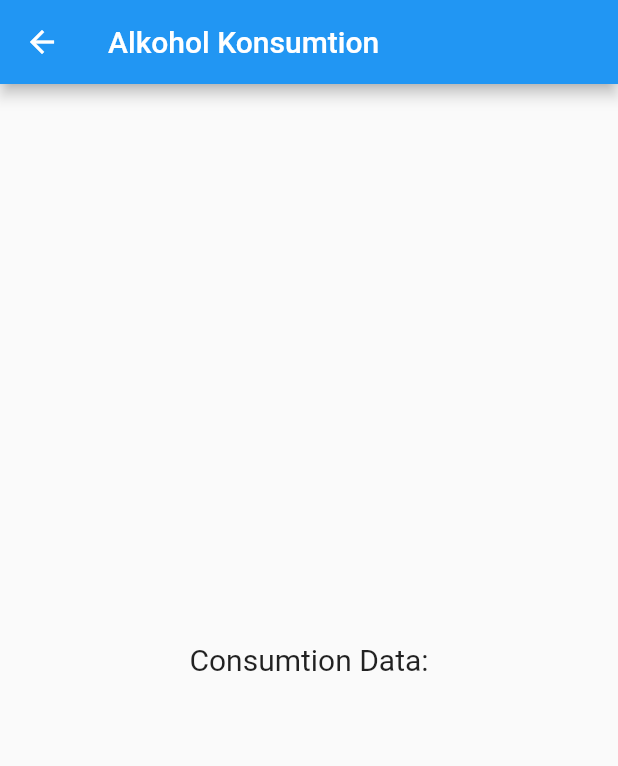
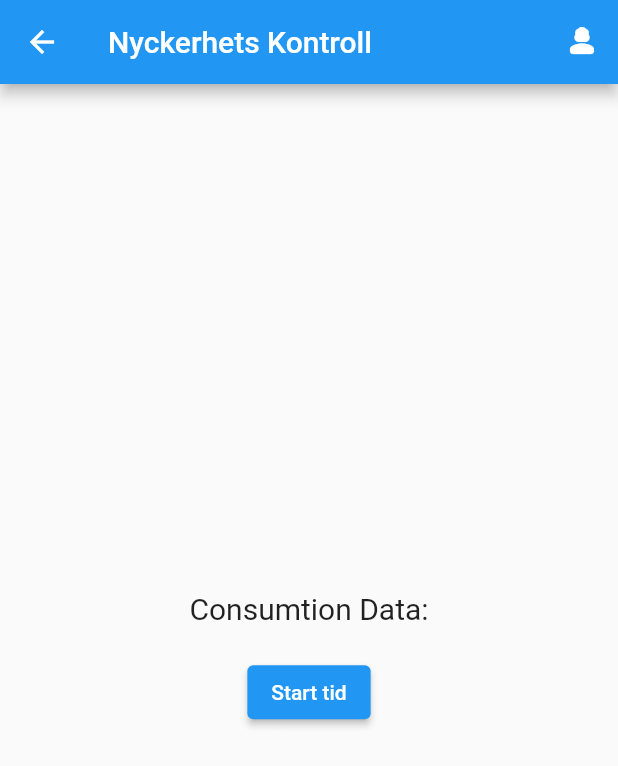
Before and after one commit to Rasmus3liasson/alcohol_check, a Flutter app: the ConsumtionTime screen opened directly with empty values, on a phone screen of 412 x 824 dp. Shown: the top 766 px of the screen. Run offline on Flutter 3.47's test engine with Material 2 defaults, Android fonts, the phone set to English and light mode, and no system bars.

Commit message:
added loading for getting the result

```diff
--- a/lib/consumtion_time/consumtion_time.dart
+++ b/lib/consumtion_time/consumtion_time.dart
@@ -1,19 +1,66 @@
 import 'package:alcohol_check/models/consumption_pop_up.dart';
+import 'package:alcohol_check/result/result.dart';
+import 'package:alcohol_check/utils/functions/components/appbar.dart';
 import 'package:flutter/material.dart';
 
-class ConsumtionTime extends StatelessWidget {
+class ConsumtionTime extends StatefulWidget {
   final List<ConsumptionPopUpData> consumtionData;
 
   const ConsumtionTime({required this.consumtionData, Key? key})
       : super(key: key);
 
   @override
+  _ConsumtionTimeState createState() => _ConsumtionTimeState();
+}
+
+class _ConsumtionTimeState extends State<ConsumtionTime> {
+  TimeOfDay? startDrinkTime;
+  TimeOfDay? endDrinkTime;
+  bool state = false;
+
+  bool isLoading = false; // Track loading state
+
+  Future<void> timeInput(BuildContext context) async {
+    final TimeOfDay? choice = await showTimePicker(
+      context: context,
+      initialTime: !state
+          ? startDrinkTime ?? TimeOfDay.now()
+          : endDrinkTime ?? TimeOfDay.now(),
+    );
+
+    if (choice != null) {
+      setState(() {
+        if (!state) {
+          startDrinkTime = choice;
+        } else {
+          endDrinkTime = choice;
+        }
+      });
+
+    }
+  }
+
+  Future<void> showResult() async {
+    setState(() {
+      isLoading = true;
+    });
+
+    await Future.delayed(Duration(seconds: 3));
+
+    setState(() {
+      isLoading = false;
+    });
+
+    Navigator.push(context, MaterialPageRoute(builder: (context) => Result()));
+  }
+
+  @override
   Widget build(BuildContext context) {
     return Scaffold(
-      appBar: AppBar(
-        title: Text("Alkohol Konsumtion"),
-      ),
-      body: Center(
+      appBar: CustomAppBar(),
+      body: Stack(
+        children: [
+          Center(
             child: Column(
               mainAxisAlignment: MainAxisAlignment.center,
               children: <Widget>[
@@ -22,19 +69,45 @@ class ConsumtionTime extends StatelessWidget {
                   style: TextStyle(fontSize: 20.0),
                 ),
                 Column(
-              children: consumtionData.map((data) {
+                  children: widget.consumtionData.map((data) {
                     return Column(
                       children: [
                         Text('Image: ${data.image}'),
                         Text('Volume: ${data.volume}'),
                         Text('Units: ${data.units}'),
-                    // Add more UI elements to display the data as needed
                       ],
                     );
                   }).toList(),
                 ),
+                SizedBox(height: 20.0),
+                (endDrinkTime == null)
+                    ? ElevatedButton(
+                        onPressed: () async {
+                          await timeInput(context);
+                          setState(() {
+                            state = true;
+                          });
+                        },
+                        child: Text(!state ? "Start tid" : "Slut tid"),
+                      )
+                    : ElevatedButton(
+                        onPressed: () {
+                          showResult();
+                        },
+                        child: Text("Se Resultat"),
+                      ),
               ],
             ),
+          ),
+          // Container for loading
+          if (isLoading)
+            Container(
+              color: Colors.black.withOpacity(0.7),
+              child: Center(
+                child: CircularProgressIndicator(),
+              ),
+            ),
+        ],
       ),
     );
   }
--- a/lib/main.dart
+++ b/lib/main.dart
@@ -1,6 +1,7 @@
 // ignore_for_file: prefer_const_constructors
 
 import 'package:alcohol_check/consumtion/consumtion.dart';
+import 'package:alcohol_check/utils/functions/components/appbar.dart';
 import 'package:flutter/material.dart';
 import 'models/user_data.dart';
 
@@ -31,9 +32,7 @@ class _MyHomePageState extends State<MyHomePage> {
   @override
   Widget build(BuildContext context) {
     return Scaffold(
-      appBar: AppBar(
-        title: Text('Information'),
-      ),
+      appBar: CustomAppBar(),
       body: Center(
         child: Column(
           mainAxisAlignment: MainAxisAlignment.center,
--- /dev/null
+++ b/lib/utils/functions/components/appbar.dart
@@ -0,0 +1,31 @@
+import 'package:flutter/material.dart';
+
+class CustomAppBar extends StatelessWidget implements PreferredSizeWidget {
+  final bool showArrow;
+
+  CustomAppBar({this.showArrow = false});
+
+  @override
+  Size get preferredSize => Size.fromHeight(kToolbarHeight);
+
+  @override
+  Widget build(BuildContext context) {
+    return AppBar(
+      title: Text("Nyckerhets Kontroll"),
+      leading: showArrow
+          ? IconButton(
+              onPressed: () {
+                Navigator.of(context).pop();
+              },
+              icon: Icon(Icons.arrow_back_ios_rounded),
+            )
+          : null,
+      actions: [
+        IconButton(
+          icon: Icon(Icons.person_3_rounded),
+          onPressed: () {},
+        ),
+      ],
+    );
+  }
+}
```
Also changed, not shown: lib/consumtion/choosen_consumtion.dart (+8 -1 lines), lib/consumtion/consumtion.dart (+16 -5 lines), lib/result/result.dart (added, +30 -0 lines), 1 other file. Lines whose indentation alone changed are shown as unchanged.
